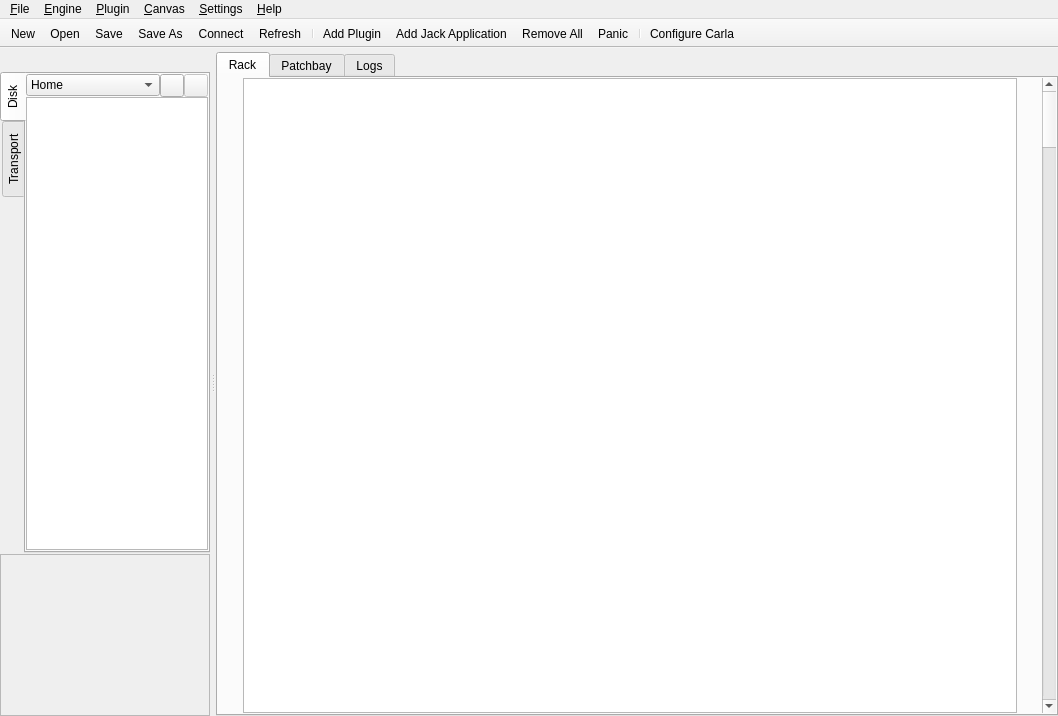
This is resources/ui/carla_host.ui in falkTX/Carla as Qt 5 draws it before an edit. The edited form follows.
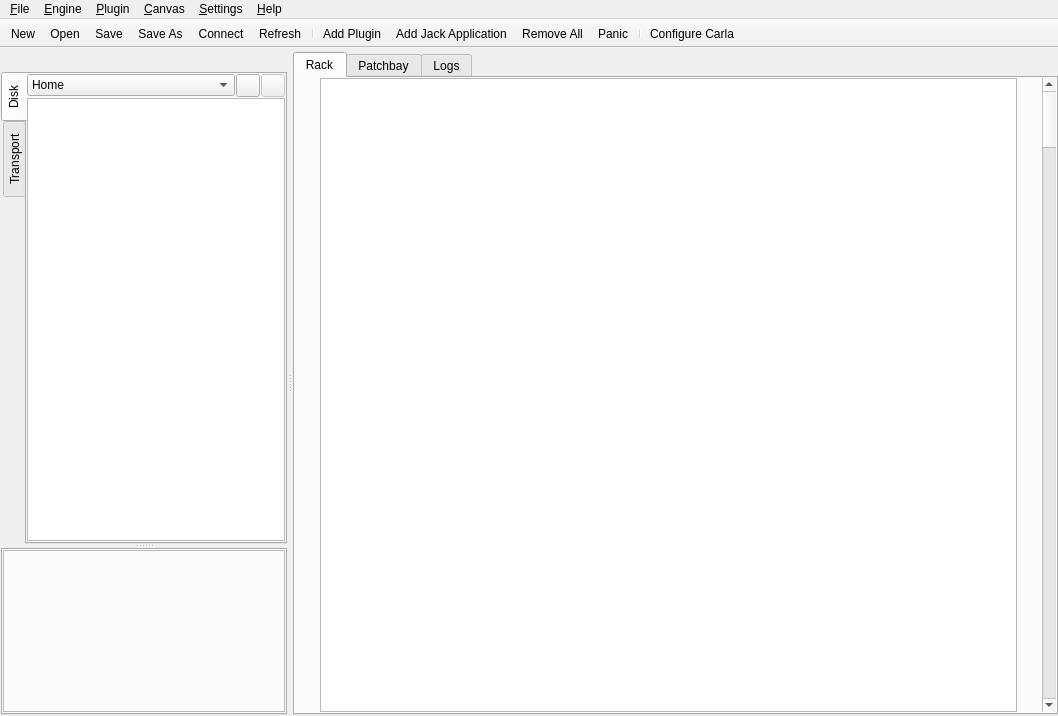
This is the edited form. Icons and pictures are not drawn. Custom widgets are drawn as their Qt base class.

Commit message: Minimap enhancements (#768)

The edit to the form file:
```diff
--- a/resources/ui/carla_host.ui
+++ b/resources/ui/carla_host.ui
@@ -28,7 +28,7 @@
      <number>0</number>
     </property>
     <property name="bottomMargin">
-     <number>0</number>
+     <number>1</number>
     </property>
     <item>
      <widget class="QTabWidget" name="tabWidget">
@@ -338,6 +338,12 @@
    <addaction name="act_settings_configure"/>
   </widget>
   <widget class="QDockWidget" name="dockWidget">
+   <property name="sizePolicy">
+    <sizepolicy hsizetype="Preferred" vsizetype="Preferred">
+     <horstretch>0</horstretch>
+     <verstretch>10</verstretch>
+    </sizepolicy>
+   </property>
    <property name="features">
     <set>QDockWidget::NoDockWidgetFeatures</set>
    </property>
@@ -353,7 +359,7 @@
       <number>0</number>
      </property>
      <property name="leftMargin">
-      <number>0</number>
+      <number>1</number>
      </property>
      <property name="topMargin">
       <number>5</number>
@@ -362,19 +368,18 @@
       <number>0</number>
      </property>
      <property name="bottomMargin">
-      <number>0</number>
-     </property>
-     <item>
-      <layout class="QVBoxLayout" name="verticalLayout_4">
-       <property name="spacing">
         <number>1</number>
        </property>
        <item>
+      <widget class="QSplitter" name="splitter">
+       <property name="orientation">
+        <enum>Qt::Vertical</enum>
+       </property>
         <widget class="QTabWidget" name="tabUtils">
          <property name="sizePolicy">
           <sizepolicy hsizetype="Ignored" vsizetype="Expanding">
            <horstretch>0</horstretch>
-           <verstretch>0</verstretch>
+          <verstretch>10</verstretch>
           </sizepolicy>
          </property>
          <property name="minimumSize">
@@ -401,7 +406,7 @@
           </attribute>
           <layout class="QVBoxLayout" name="verticalLayout_3">
            <property name="spacing">
-            <number>0</number>
+           <number>1</number>
            </property>
            <property name="leftMargin">
             <number>0</number>
@@ -677,21 +682,65 @@
           </layout>
          </widget>
         </widget>
-       </item>
+       <widget class="QTabWidget" name="tabWidget_2">
+        <property name="sizePolicy">
+         <sizepolicy hsizetype="Minimum" vsizetype="Minimum">
+          <horstretch>0</horstretch>
+          <verstretch>0</verstretch>
+         </sizepolicy>
+        </property>
+        <property name="tabPosition">
+         <enum>QTabWidget::West</enum>
+        </property>
+        <property name="currentIndex">
+         <number>0</number>
+        </property>
+        <property name="tabBarAutoHide">
+         <bool>true</bool>
+        </property>
+        <widget class="QWidget" name="tab_3">
+         <property name="sizePolicy">
+          <sizepolicy hsizetype="Minimum" vsizetype="Minimum">
+           <horstretch>0</horstretch>
+           <verstretch>0</verstretch>
+          </sizepolicy>
+         </property>
+         <attribute name="title">
+          <string>Tab 1</string>
+         </attribute>
+         <layout class="QVBoxLayout" name="verticalLayout_7">
+          <property name="spacing">
+           <number>0</number>
+          </property>
+          <property name="sizeConstraint">
+           <enum>QLayout::SetDefaultConstraint</enum>
+          </property>
+          <property name="leftMargin">
+           <number>0</number>
+          </property>
+          <property name="topMargin">
+           <number>0</number>
+          </property>
+          <property name="rightMargin">
+           <number>0</number>
+          </property>
+          <property name="bottomMargin">
+           <number>1</number>
+          </property>
        <item>
         <widget class="CanvasPreviewFrame" name="miniCanvasPreview">
+            <property name="sizePolicy">
+             <sizepolicy hsizetype="Minimum" vsizetype="Minimum">
+              <horstretch>0</horstretch>
+              <verstretch>0</verstretch>
+             </sizepolicy>
+            </property>
          <property name="minimumSize">
           <size>
            <width>210</width>
            <height>162</height>
           </size>
          </property>
-         <property name="maximumSize">
-          <size>
-           <width>16777215</width>
-           <height>162</height>
-          </size>
-         </property>
          <property name="acceptDrops">
           <bool>false</bool>
          </property>
@@ -701,9 +750,15 @@
          <property name="frameShadow">
           <enum>QFrame::Sunken</enum>
          </property>
+            <property name="lineWidth">
+             <number>1</number>
+            </property>
         </widget>
        </item>
       </layout>
+        </widget>
+       </widget>
+      </widget>
      </item>
     </layout>
    </widget>
```
Lines whose indentation alone changed are shown as unchanged. The commit also changes 2 other files.
